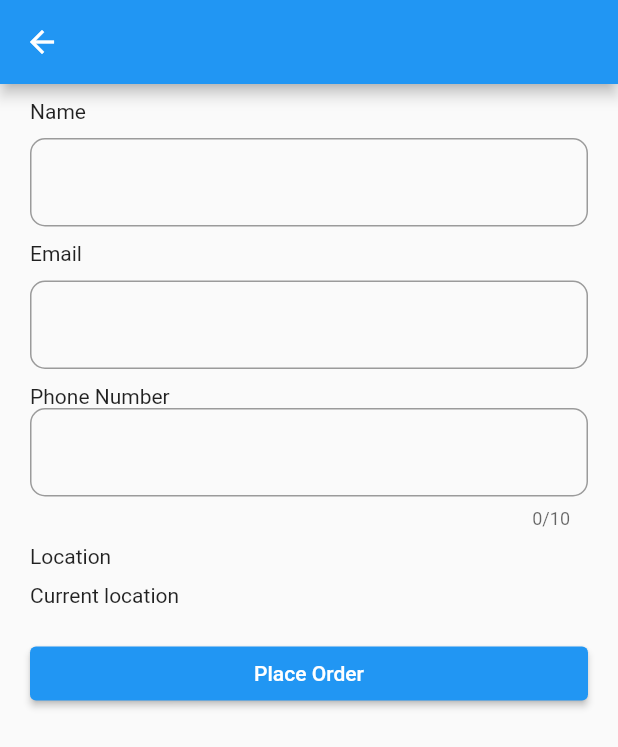
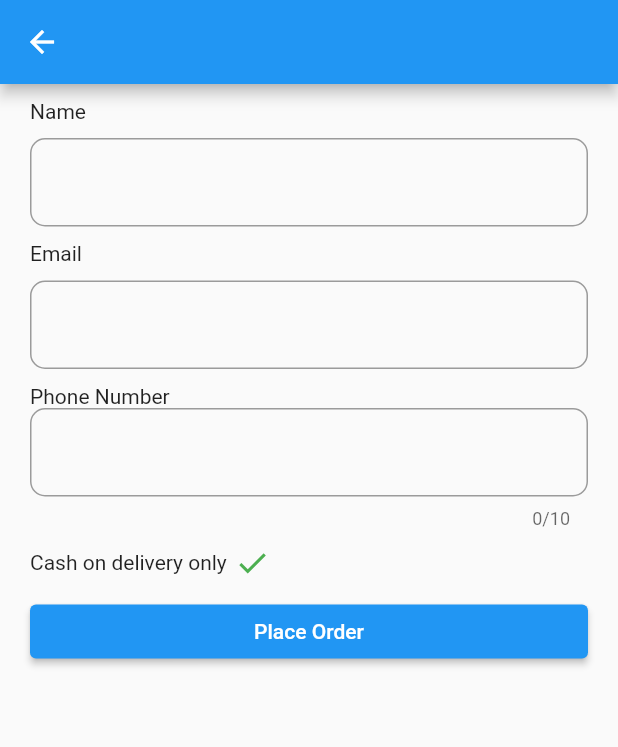
Before and after one commit to jishnulal-crypto/simple_log_in, a Flutter app: the ScreenPurcahase screen opened directly, on a phone screen of 412 x 824 dp. Shown: the top 747 px of the screen. Run offline on Flutter 3.47's test engine with Material 2 defaults, Android fonts, the phone set to English and light mode, and no system bars; our stand-ins replace firebase_auth, firebase_core, geolocator, google_sign_in, hive, hive_flutter and 1 more; accounts and stored records are empty; generated files the repository leaves out were written again.

Commit message:
delivery boy started

```diff
--- a/lib/Screens/Purcahse.dart
+++ b/lib/Screens/Purcahse.dart
@@ -123,20 +123,22 @@ class _ScreenPurcahaseState extends State<ScreenPurcahase> {
             const SizedBox(
               height: 10,
             ),
-            const Padding(
-              padding: EdgeInsets.only(left: 20),
-              child: Text("Location"),
-            ),
-            const SizedBox(
-              height: 10,
-            ),
             Padding(
               padding: const EdgeInsets.only(left: 20),
-              child: Text(currentLocation),
+              child: Row(
+                children: const [
+                  Text("Cash on delivery only"),
+                  SizedBox(
+                    width: 5,
+                  ),
+                  Icon(
+                    Icons.done,
+                    color: Colors.green,
+                  )
+                ],
+              ),
             ),
-            const SizedBox(
-              height: 10,
-            ),
+
             // Padding(
             //   padding: const EdgeInsets.symmetric(horizontal: 20),
             //   child: ElevatedButton(
@@ -155,7 +157,6 @@ class _ScreenPurcahaseState extends State<ScreenPurcahase> {
                     if (_formKey.currentState!.validate() || _lat.isNotEmpty) {
                       placeOrderbutton(context);
                     } else {
-                      print("hai");
                       showDialog(
                           context: context,
                           builder: (ctx) => AlertDialog(
--- a/lib/main.dart
+++ b/lib/main.dart
@@ -3,6 +3,7 @@ import 'dart:async';
 import 'package:firebase_core/firebase_core.dart';
 import 'package:flutter/material.dart';
 
+import 'Screens/Delivery boy Screens/Delivery boy Home screen.dart';
 import 'Screens/Login Page.dart';
 import 'package:google_sign_in/google_sign_in.dart';
 import 'package:hive_flutter/hive_flutter.dart';
@@ -34,7 +35,7 @@ class MyApp extends StatelessWidget {
       theme: ThemeData(
         primarySwatch: Colors.blue,
       ),
-      home: ScreenLogin(),
+      home: ScreenHomeDelivery(),
     );
   }
 
```
Also changed, not shown: lib/Screens/Delivery boy Screens/Delivery boy Home screen.dart (added, +52 -0 lines), lib/model/cart mode.g.dart (deleted).
